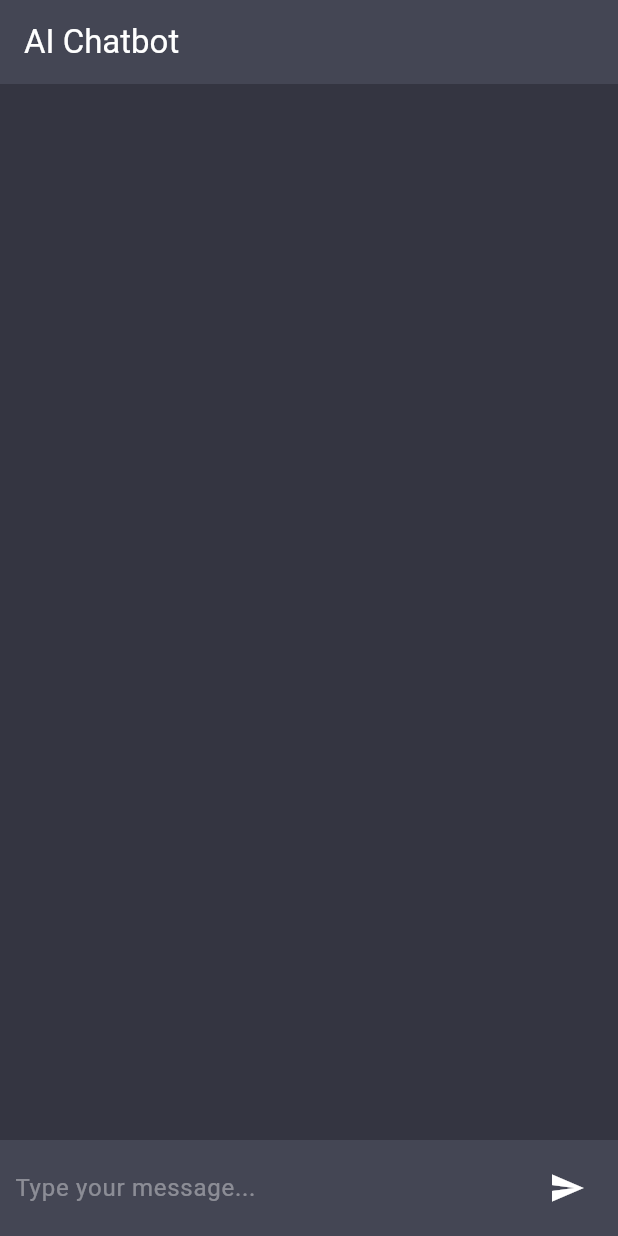
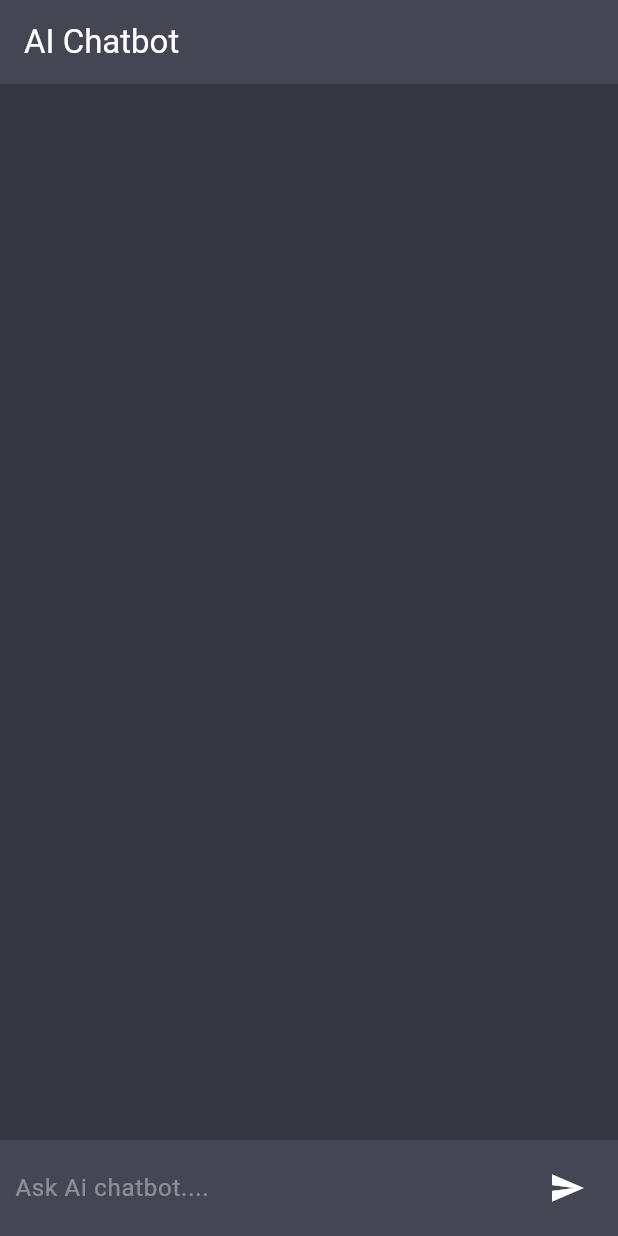
Before and after one commit to GAPAGARILOKESH/AI-chatbot, a Flutter app: the screen it shows after launch, on a phone screen of 412 x 824 dp. Run offline on Flutter 3.47's test engine with Material 3 defaults, Android fonts, the phone set to English and light mode, and no system bars.

```diff
--- a/lib/constants.dart
+++ /dev/null
@@ -1,2 +0,0 @@
-// If this is an OpenRouter key, make sure you use the OpenRouter URL in the main file!
-const apiSecretKey = "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";
--- /dev/null
+++ b/lib/constants/constants.dart
@@ -0,0 +1,2 @@
+// If this is an OpenRouter key, make sure you use the OpenRouter URL in the main file!
+const apiSecretKey = "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";
--- a/lib/main.dart
+++ b/lib/main.dart
@@ -1,8 +1,8 @@
 import 'dart:convert';
 import 'package:flutter/material.dart';
 import 'package:http/http.dart' as http;
-import 'constants.dart';
-import 'model.dart';
+import 'constants/constants.dart';
+import 'model/model.dart';
 
 void main() {
   runApp(const MyApp());
@@ -157,7 +157,7 @@ class _ChatPageState extends State<ChatPage> {
                 style: const TextStyle(color: Colors.white),
                 onSubmitted: (value) => sendMessage(),
                 decoration: const InputDecoration(
-                  hintText: "Type your message...",
+                  hintText: "Ask Ai chatbot....",
                   hintStyle: TextStyle(color: Colors.white38),
                   border: InputBorder.none,
                 ),
```
Also changed, not shown: assets/screen1.png (added), assets/screen2.png (added), lib/model/model.dart (renamed from lib/model.dart), 1 other file.
